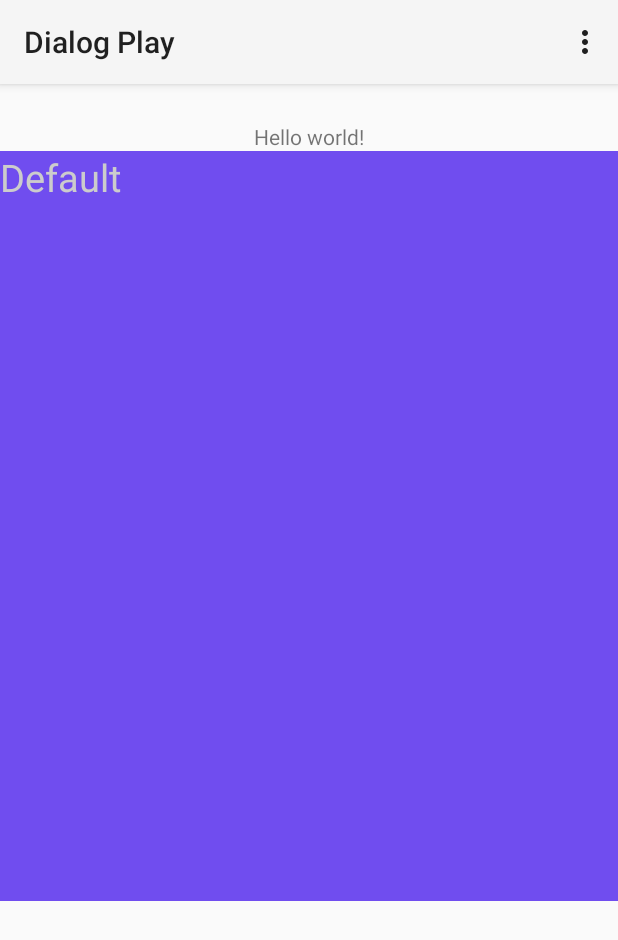
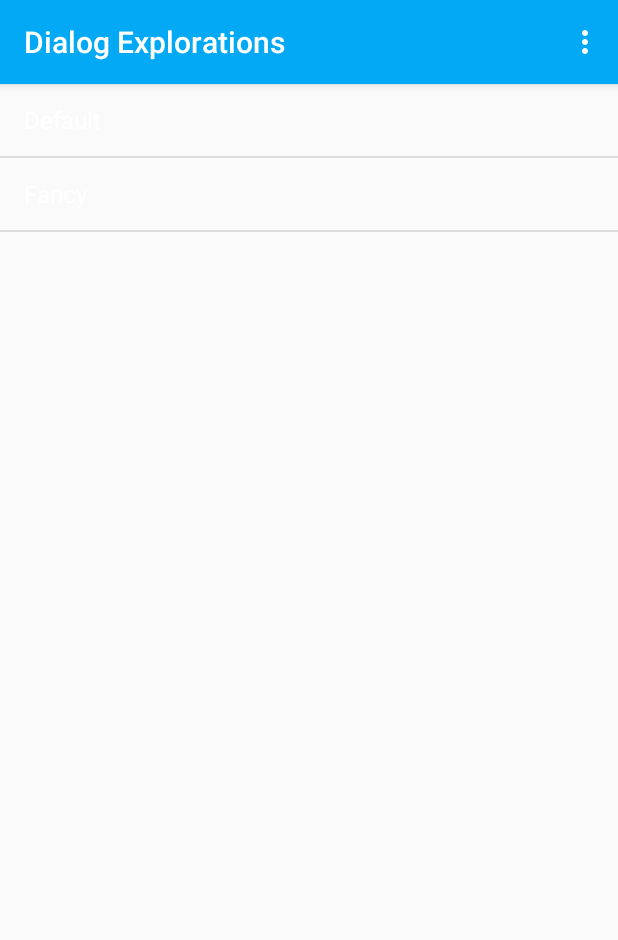
Before and after one commit to amha/Android-Dialog-Explorations, an Android app: the screen it shows after launch (DialogMainActivity), on a phone screen of 412 x 824 dp. Shown: the top 940 px of the screen. Run offline under Robolectric (Android 15) with nearby library versions, the phone set to English and light mode, and no system bars.

Commit message:
Added list view to main activity and added material design styles for deviced running Lollipop.

```diff
--- a/app/src/main/java/com/amha/edu_dialog/app/DialogMainActivity.java
+++ b/app/src/main/java/com/amha/edu_dialog/app/DialogMainActivity.java
@@ -2,55 +2,40 @@ package com.amha.edu_dialog.app;
 
 import android.app.Activity;
 import android.os.Bundle;
-import android.support.v4.app.FragmentActivity;
-import android.support.v4.view.ViewPager;
 import android.util.Log;
 import android.view.Menu;
 import android.view.MenuItem;
+import android.widget.ArrayAdapter;
+import android.widget.ListAdapter;
+import android.widget.ListView;
 
 
 public class DialogMainActivity extends Activity {
 
-    //ViewPager that swipes between images.
-    ViewPager mPager;
+    // Debug identifier written to the console.
+    private final String TAG = "AMHA";
 
-    //Static number of pages.
-    //private static int VIEW_PAGER_PAGES = 4;
-
-    //Page adapter populates the viewpager.
-    //CustomPageAdapter pageAdapter;
-
-    ImageFragment fragment;
+    // List of dialog titles that have been implemented.
+    private final String[] dialog_list = {"Default","Fancy"};
 
     @Override
     protected void onCreate(Bundle savedInstanceState) {
         super.onCreate(savedInstanceState);
         setContentView(R.layout.activity_dialog_main);
 
-        // Check we're using the layout version of the frame. {Not sure why.}
+        // Setting up the adapter that will populate the list view.
+        ArrayAdapter<String> adapter = new ArrayAdapter<String>(
+                this,                                   // The application context.
+                android.R.layout.simple_list_item_1,    // Android defined layout.
+                dialog_list                             // Data source.
+                );
 
-        if((findViewById(R.id.frame)) != null){
 
-            Log.d("AMHA-OUT", "Check 1");
+        // Retrieving the list view and setting it's adapter.
+        ListView mList = (ListView)findViewById(R.id.list);
+        mList.setAdapter(adapter);
 
-            // A fragment has already been created, no need to instantiate a new one.
-            if(savedInstanceState != null){
-                Log.d("AMHA-OUT", "Check 2");
-                return;
-            }
 
-            //Currently not working - may not need this either.
-            //fragment.newInstance("Lemon");
-
-            Bundle args = new Bundle();
-            args.putString("param1", "Default");
-
-            fragment = new ImageFragment();
-            fragment.setArguments(args);
-
-            getFragmentManager().beginTransaction()
-                    .add(R.id.frame, fragment).commit();
-        }
     }
 
 
--- a/app/src/main/res/layout/activity_dialog_main.xml
+++ b/app/src/main/res/layout/activity_dialog_main.xml
@@ -5,28 +5,32 @@
     android:layout_height="match_parent"
     tools:context=".DialogMainActivity">
 
-    <TextView
-        android:text="@string/hello_world"
-        android:layout_width="wrap_content"
-        android:layout_height="wrap_content"
-        android:id="@+id/textView"
-        android:layout_alignParentTop="true"
-        android:layout_centerHorizontal="true"
-        android:layout_marginTop="25dp"/>
+    <ListView
+        android:layout_width="match_parent"
+        android:layout_height="match_parent"
+        android:id="@+id/list"></ListView>
+    <!--<TextView-->
+        <!--android:text="@string/hello_world"-->
+        <!--android:layout_width="wrap_content"-->
+        <!--android:layout_height="wrap_content"-->
+        <!--android:id="@+id/textView"-->
+        <!--android:layout_alignParentTop="true"-->
+        <!--android:layout_centerHorizontal="true"-->
+        <!--android:layout_marginTop="25dp"/>-->
 
-    <FrameLayout
-        android:layout_width="fill_parent"
-        android:layout_height="500dp"
-        android:layout_below="@+id/textView"
-        android:layout_centerHorizontal="true"
-        android:id="@+id/frame">
+    <!--<FrameLayout-->
+        <!--android:layout_width="fill_parent"-->
+        <!--android:layout_height="500dp"-->
+        <!--android:layout_below="@+id/textView"-->
+        <!--android:layout_centerHorizontal="true"-->
+        <!--android:id="@+id/frame">-->
 
-        <!--<fragment
-                android:layout_width="300dp"
-                android:layout_height="300dp"
-                android:name="com.amha.edu_dialog.app.ImageFragment"
-                android:id="@+id/fragment_display"
-                android:layout_marginTop="42dp"/>-->
-    </FrameLayout>
+        <!--&lt;!&ndash;<fragment-->
+                <!--android:layout_width="300dp"-->
+                <!--android:layout_height="300dp"-->
+                <!--android:name="com.amha.edu_dialog.app.ImageFragment"-->
+                <!--android:id="@+id/fragment_display"-->
+                <!--android:layout_marginTop="42dp"/>&ndash;&gt;-->
+    <!--</FrameLayout>-->
 
 </RelativeLayout>
--- a/app/src/main/res/values-v21/styles.xml
+++ b/app/src/main/res/values-v21/styles.xml
@@ -1,5 +1,10 @@
 <?xml version="1.0" encoding="utf-8"?>
 <resources>
     <style name="AppTheme" parent="android:Theme.Material.Light">
+
+        <item name="android:colorPrimary">#03A9F4</item>
+        <item name="android:colorPrimaryDark">#2979FF</item>
+        <item name="android:colorAccent">#FFEB3B</item>
+        <item name="android:textColorPrimary">#FFFFFF</item>
     </style>
 </resources>
--- a/app/src/main/res/values/strings.xml
+++ b/app/src/main/res/values/strings.xml
@@ -2,7 +2,7 @@
 <resources>
 
     <!-- App Level -->
-    <string name="app_name">Dialog Play</string>
+    <string name="app_name">Dialog Explorations</string>
 
     <!-- Action Bar -->
     <string name="action_settings">Settings</string>
```
